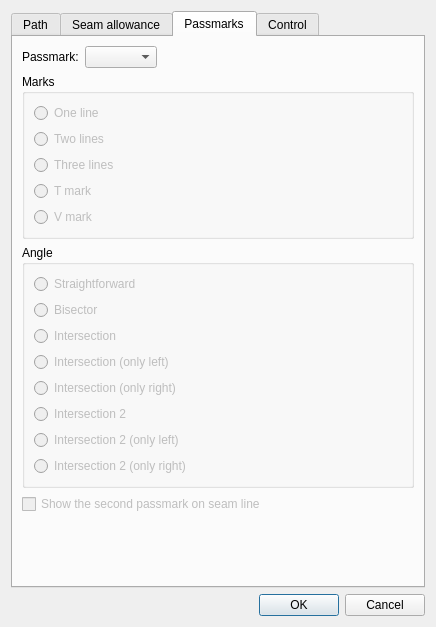
Above: src/libs/vtools/dialogs/tools/piece/dialogpiecepath.ui from OpnTec/fashionmaker before the change. Below: the same form after it.
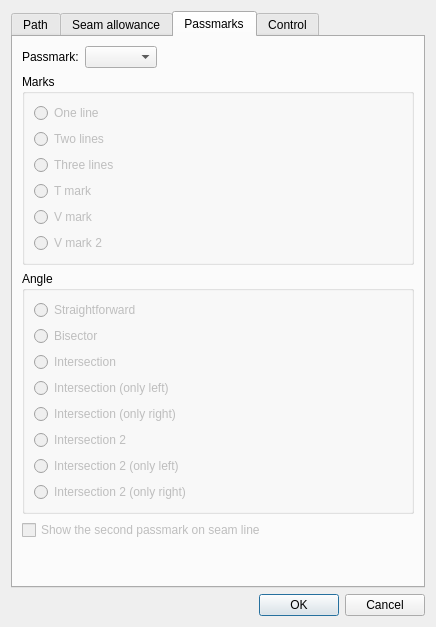
That is the form after the change. The open tabs and pages were chosen to show the change. Icons and pictures are not drawn. Custom widgets are drawn as their Qt base class.

The edit to the form file:
```diff
--- a/src/libs/vtools/dialogs/tools/piece/dialogpiecepath.ui
+++ b/src/libs/vtools/dialogs/tools/piece/dialogpiecepath.ui
@@ -1000,6 +1000,22 @@
             </attribute>
            </widget>
           </item>
+          <item>
+           <widget class="QRadioButton" name="radioButtonVMark2">
+            <property name="enabled">
+             <bool>false</bool>
+            </property>
+            <property name="toolTip">
+             <string>Acute angle that looks outside of piece</string>
+            </property>
+            <property name="text">
+             <string>V mark 2</string>
+            </property>
+            <attribute name="buttonGroup">
+             <string notr="true">buttonGroupMarkType</string>
+            </attribute>
+           </widget>
+          </item>
          </layout>
         </widget>
        </item>
```
Left out of the diff: 5 changed lines with no effect on the pictures.
